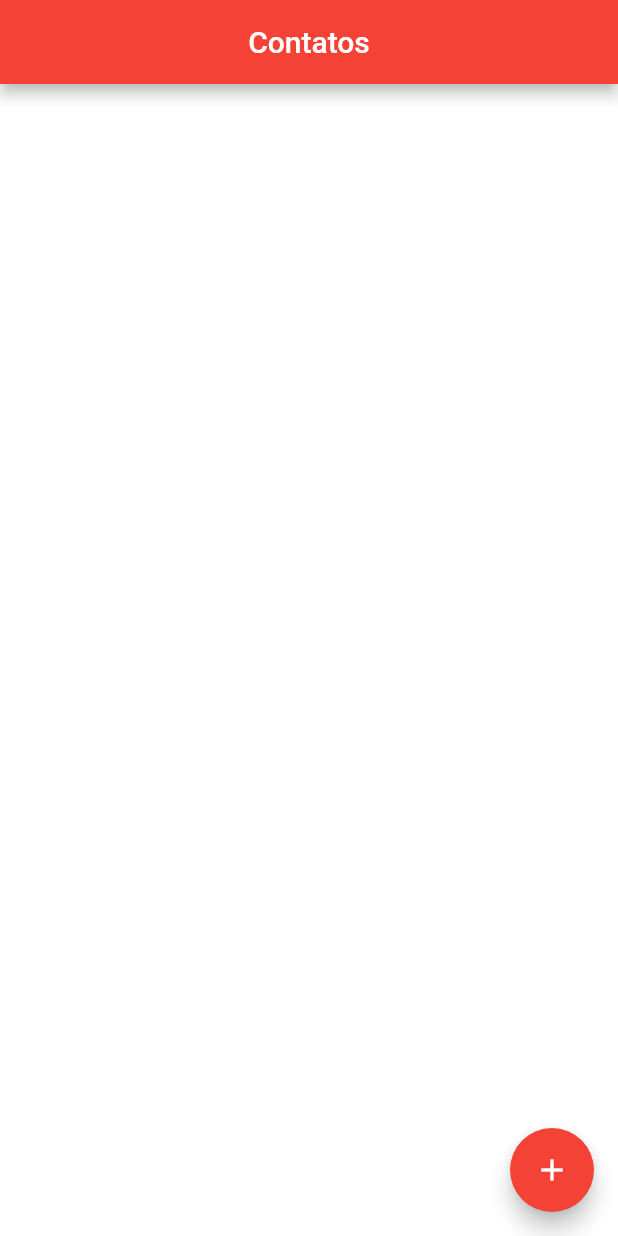
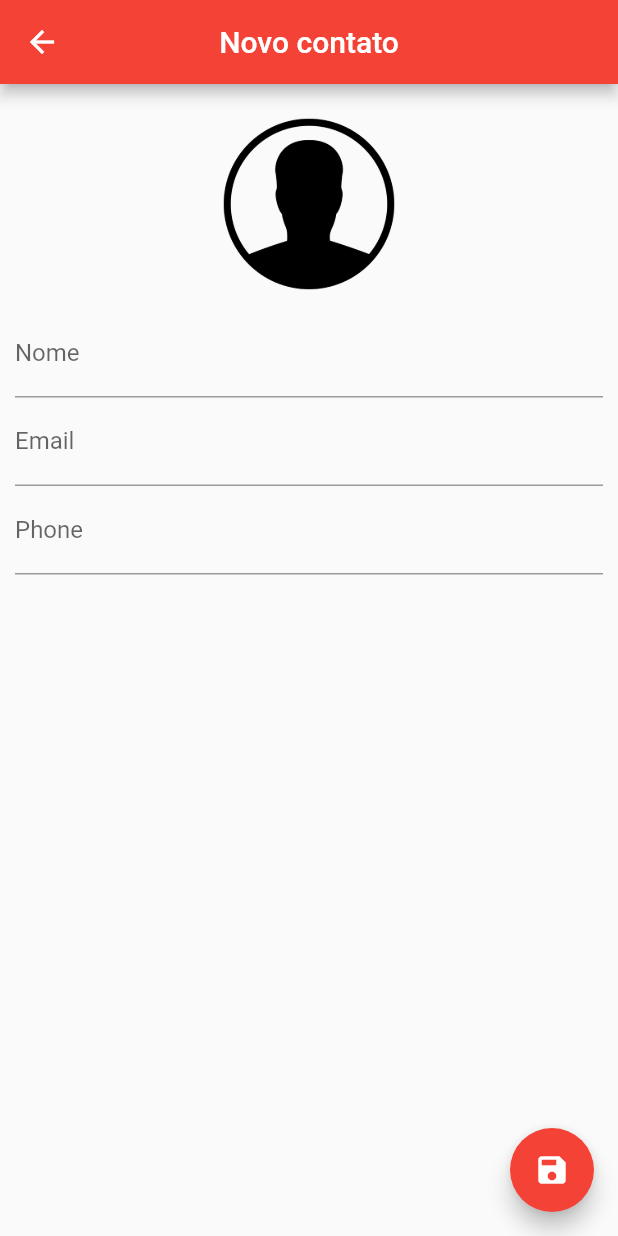
Before and after one commit to DoctorRu/contact-list, a Flutter app: the screen it shows after launch, after a tap on the "add" icon, on a phone screen of 412 x 824 dp. Run offline on Flutter 3.47's test engine with Material 2 defaults, Android fonts, the phone set to English and light mode, and no system bars; our stand-ins replace image_picker, sqflite; accounts and stored records are empty.

```diff
--- a/lib/main.dart
+++ b/lib/main.dart
@@ -3,6 +3,7 @@ import 'package:flutter/material.dart';
 
 void main() {
   runApp(MaterialApp(
-    home: HomePage()
+    home: HomePage(),
+    debugShowCheckedModeBanner: false,
   ));
 }
--- /dev/null
+++ b/lib/ui/contact_page.dart
@@ -0,0 +1,153 @@
+import 'dart:io';
+import 'package:image_picker/image_picker.dart';
+import 'package:contactlist/helpers/contact_helper.dart';
+import 'package:flutter/material.dart';
+
+class ContactPage extends StatefulWidget {
+  final Contact contact;
+
+  ContactPage({this.contact});
+
+  @override
+  _ContactPageState createState() => _ContactPageState();
+}
+
+class _ContactPageState extends State<ContactPage> {
+  final _nameController = TextEditingController();
+  final _emailController = TextEditingController();
+  final _phoneController = TextEditingController();
+
+  final _nameFocus = FocusNode();
+
+  Contact _editedContact;
+  bool _userEdited = false;
+
+  @override
+  void initState() {
+    super.initState();
+
+    // widget. permite acessar os attributos da classe (do widget)
+    // nesse caso da classe ContactPage
+    if (widget.contact == null) {
+      _editedContact = Contact();
+    } else {
+      _editedContact = Contact.fromMap(widget.contact.toMap());
+      _nameController.text = _editedContact.name;
+      _emailController.text = _editedContact.email;
+      _phoneController.text = _editedContact.phone;
+    }
+  }
+
+  @override
+  Widget build(BuildContext context) {
+    return WillPopScope(
+      onWillPop: _requestPop,
+      child: Scaffold(
+        appBar: AppBar(
+          backgroundColor: Colors.red,
+          title: Text(_editedContact.name ?? "Novo contato"),
+          centerTitle: true,
+        ),
+        body: SingleChildScrollView(
+            padding: EdgeInsets.all(10),
+            child: Column(
+              children: <Widget>[
+                GestureDetector(
+                  child: Container(
+                    width: 140,
+                    height: 140,
+                    decoration: BoxDecoration(
+                        shape: BoxShape.circle,
+                        image: DecorationImage(
+                            image: _editedContact.img != null
+                                ? FileImage(File(_editedContact.img))
+                                : AssetImage("images/person.png"),
+                            fit: BoxFit.cover
+                        )),
+                  ),
+                  onTap: () {
+                    ImagePicker.pickImage(source: ImageSource.camera)
+                        .then((file) {
+                      if (file == null)
+                        return;
+
+                      setState(() {
+                        _editedContact.img = file.path;
+                      });
+                    });
+                  },
+                ),
+                TextField(
+                  controller: _nameController,
+                  focusNode: _nameFocus,
+                  decoration: InputDecoration(labelText: "Nome"),
+                  onChanged: (text) {
+                    _userEdited = true;
+                    setState(() {
+                      _editedContact.name = text;
+                    });
+                  },
+                ),
+                TextField(
+                    controller: _emailController,
+                    decoration: InputDecoration(labelText: "Email"),
+                    onChanged: (text) {
+                      _userEdited = true;
+                      _editedContact.email = text;
+                    },
+                    keyboardType: TextInputType.emailAddress),
+                TextField(
+                    controller: _phoneController,
+                    decoration: InputDecoration(labelText: "Phone"),
+                    onChanged: (text) {
+                      _userEdited = true;
+                      _editedContact.phone = text;
+                    },
+                    keyboardType: TextInputType.phone)
+              ],
+            )),
+        floatingActionButton: FloatingActionButton(
+          onPressed: () {
+            if (_editedContact.name != null && _editedContact.name.isNotEmpty) {
+              Navigator.pop(context, _editedContact);
+            } else {
+              FocusScope.of(context).requestFocus(_nameFocus);
+            }
+          },
+          child: Icon(Icons.save),
+          backgroundColor: Colors.red,
+        ),
+      ),
+    );
+  }
+
+  Future<bool> _requestPop() {
+    if (_userEdited) {
+      showDialog(
+          context: context,
+          builder: (context) {
+            return AlertDialog(
+                title: Text("Descartar alterações"),
+                content: Text("Se sair as alterações serão perdidas"),
+                actions: <Widget>[
+                  FlatButton(
+                    child: Text("Cancelar"),
+                    onPressed: () {
+                      Navigator.pop(context);
+                    },
+                  ),
+                  FlatButton(
+                    child: Text("Sim"),
+                    onPressed: () {
+                      Navigator.pop(context);
+                      Navigator.pop(context);
+                    },
+                  )
+                ]);
+          });
+      return Future.value(false);
+    } else {
+      return Future.value(true);
+    }
+  }
+}
```
Also changed, not shown: lib/ui/home_page.dart (+131 -13 lines), 5 other files.
